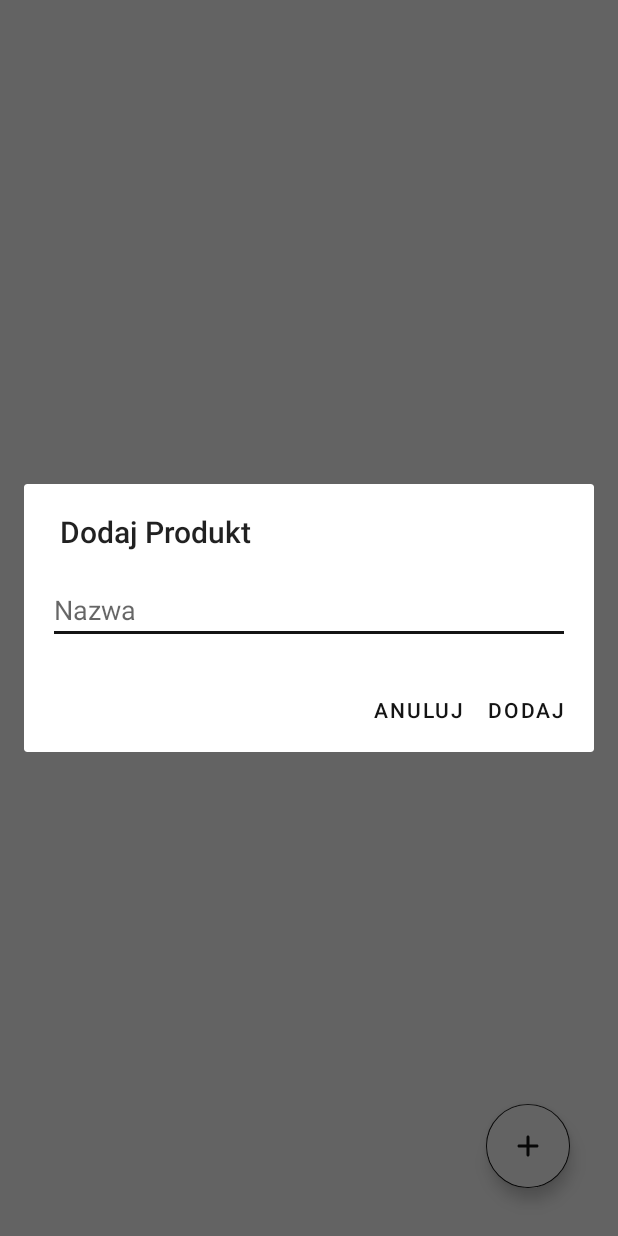
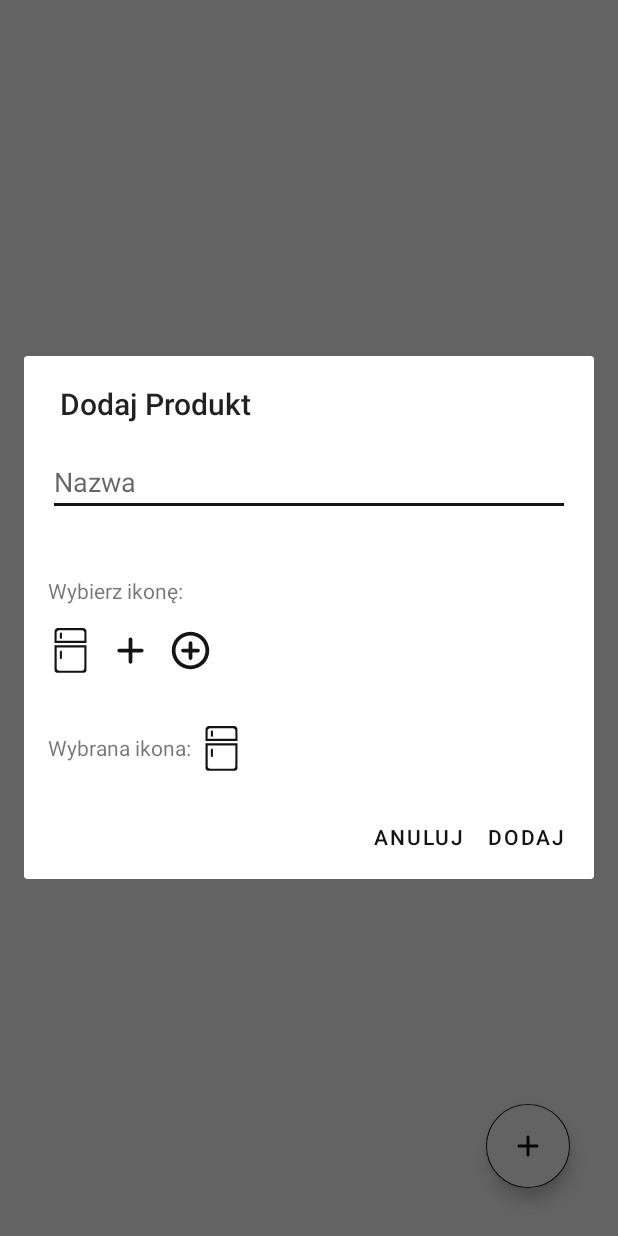
Before and after one commit to Mroxny/MyFridge, an Android app: the screen it shows after launch (MainActivity), after a tap on an icon or button, on a phone screen of 412 x 824 dp. Run offline under Robolectric (Android 15) with nearby library versions, the phone set to English and light mode, and no system bars.

Commit message:
Update 18.09.2021
- gson libary init
- posibility to choose icon of an product
- correction of the name of an product
- bugfix

```diff
--- a/app/build.gradle
+++ b/app/build.gradle
@@ -38,6 +38,7 @@ dependencies {
     implementation 'androidx.constraintlayout:constraintlayout:2.1.0'
     implementation 'androidx.recyclerview:recyclerview-selection:1.0.0'
     implementation 'androidx.cardview:cardview:1.0.0'
+    implementation 'com.google.code.gson:gson:2.8.8'
     testImplementation 'junit:junit:4.+'
     androidTestImplementation 'androidx.test.ext:junit:1.1.3'
     androidTestImplementation 'androidx.test.espresso:espresso-core:3.4.0'
--- a/app/src/main/java/com/mroxny/myfridge/AddProductDialog.java
+++ b/app/src/main/java/com/mroxny/myfridge/AddProductDialog.java
@@ -6,23 +6,30 @@ import android.content.DialogInterface;
 import android.os.Bundle;
 import android.view.LayoutInflater;
 import android.view.View;
+import android.widget.Button;
 import android.widget.EditText;
+import android.widget.ImageView;
 
 import androidx.appcompat.app.AlertDialog;
 import androidx.appcompat.app.AppCompatDialogFragment;
 
 
-public class AddProductDialog extends AppCompatDialogFragment {
+public class AddProductDialog extends AppCompatDialogFragment implements View.OnClickListener {
 
     private EditText editTextName;
+    private int image = 0;
     private ProductDialogListener listener;
+    private View view;
 
     @Override
     public Dialog onCreateDialog(Bundle savedInstanceState) {
         AlertDialog.Builder builder = new AlertDialog.Builder(getActivity());
 
+
         LayoutInflater inflater = getActivity().getLayoutInflater();
-        View view = inflater.inflate(R.layout.add_product_layout, null);
+        view = inflater.inflate(R.layout.add_product_layout, null);
+
+        setUpIcons();
 
         builder.setView(view)
                 .setTitle("Dodaj Produkt")
@@ -36,16 +43,58 @@ public class AddProductDialog extends AppCompatDialogFragment {
                     @Override
                     public void onClick(DialogInterface dialogInterface, int i) {
                         String name = editTextName.getText().toString();
+                        int icon;
+                        if(image!=0){
+                            icon = image;
+                        }
+                        else{
+                            icon = R.drawable.ic_fridge_icon;
+                        }
 
-                        if (name == null || name.length()<=0)name = "Nieznany produkt";
 
-                        listener.applyTexts(name);
+
+                        //tutaj dodaj nowe zmienne produktu
+
+                        listener.applyTexts(name,icon);
                     }
                 });
 
         editTextName = view.findViewById(R.id.edit_name);
 
         return builder.create();
+    }
+
+    private void setUpIcons(){
+        Button b1 = (Button) view.findViewById(R.id.icon1);
+        b1.setOnClickListener(this);
+        Button b2 = (Button) view.findViewById(R.id.icon2);
+        b2.setOnClickListener(this);
+        Button b3 = (Button) view.findViewById(R.id.icon3);
+        b3.setOnClickListener(this);
+
+    }
+
+    @Override
+    public void onClick(View v) {
+        int icon = 0;
+        switch (v.getId()) {
+            case R.id.icon1:
+                icon = R.drawable.ic_fridge_icon;
+                break;
+            case R.id.icon2:
+                icon = R.drawable.ic_round_add;
+                break;
+            case R.id.icon3:
+                icon = R.drawable.ic_round_add_product;
+                break;
+        }
+        image = icon;
+        setTempIcon(icon);
+    }
+
+    private void setTempIcon(int id){
+        ImageView iv = view.findViewById(R.id.tempIcon);
+        iv.setImageResource(id);
     }
 
     @Override
@@ -61,6 +110,6 @@ public class AddProductDialog extends AppCompatDialogFragment {
     }
 
     public interface ProductDialogListener {
-        void applyTexts(String name);
+        void applyTexts(String name, int icon);
     }
 }
--- a/app/src/main/res/layout/add_product_layout.xml
+++ b/app/src/main/res/layout/add_product_layout.xml
@@ -1,5 +1,6 @@
 <?xml version="1.0" encoding="utf-8"?>
 <RelativeLayout xmlns:android="http://schemas.android.com/apk/res/android"
+    xmlns:app="http://schemas.android.com/apk/res-auto"
     android:layout_width="match_parent"
     android:layout_height="match_parent"
     android:padding="16dp">
@@ -10,4 +11,67 @@
         android:layout_height="wrap_content"
         android:hint="Nazwa" />
 
+    <TextView
+        android:id="@+id/wi"
+        android:layout_width="wrap_content"
+        android:layout_height="wrap_content"
+        android:text="Wybierz ikonę:"
+        android:layout_below="@+id/edit_name"
+        android:layout_marginTop="40dp"/>
+
+    <ScrollView
+        android:id="@+id/sw"
+        android:layout_width="match_parent"
+        android:layout_height="wrap_content"
+        android:layout_below="@+id/wi"
+        android:layout_marginTop="15dp">
+
+        <LinearLayout
+            android:layout_width="match_parent"
+            android:layout_height="match_parent"
+            android:orientation="horizontal">
+
+            <Button
+                android:id="@+id/icon1"
+                android:layout_width="30dp"
+                android:layout_height="30dp"
+                android:layout_marginRight="10dp"
+                android:background="@drawable/ic_fridge_icon"
+                android:theme="@style/Button" />
+            <Button
+                android:id="@+id/icon2"
+                android:layout_width="30dp"
+                android:layout_height="30dp"
+                android:layout_marginRight="10dp"
+                android:background="@drawable/ic_round_add" />
+            <Button
+                android:id="@+id/icon3"
+                android:layout_width="30dp"
+                android:layout_height="30dp"
+                android:layout_marginRight="10dp"
+                android:background="@drawable/ic_round_add_product"
+                android:theme="@style/Button" />
+
+        </LinearLayout>
+    </ScrollView>
+
+    <TextView
+        android:id="@+id/wi2"
+        android:layout_width="wrap_content"
+        android:layout_height="wrap_content"
+        android:text="Wybrana ikona:"
+        android:layout_below="@+id/sw"
+        android:layout_marginTop="40dp"/>
+
+    <ImageView
+        android:id="@+id/tempIcon"
+        android:layout_width="30dp"
+        android:layout_height="30dp"
+        android:layout_below="@+id/sw"
+        android:layout_marginStart="5dp"
+        android:layout_marginTop="35dp"
+        android:layout_toEndOf="@+id/wi2"
+        android:src="@drawable/ic_fridge_icon"
+        app:tint="?attr/colorSecondary" />
+
 </RelativeLayout>
--- a/app/src/main/res/layout/product_item.xml
+++ b/app/src/main/res/layout/product_item.xml
@@ -28,7 +28,8 @@
             android:layout_marginBottom="10dp"
             android:layout_centerVertical="true"
             android:padding="2dp"
-            android:src="?attr/colorSecondary" />
+            android:src="@drawable/ic_fridge_icon"
+            app:tint="?attr/colorSecondary" />
 
         <TextView
             android:id="@+id/textView"
```
Also changed, not shown: app/src/main/java/com/mroxny/myfridge/MainActivity.java (+28 -4 lines), app/src/main/java/com/mroxny/myfridge/Product.java (+6 -2 lines), app/src/main/java/com/mroxny/myfridge/ProductAdapter.java (+14 -1 lines).
